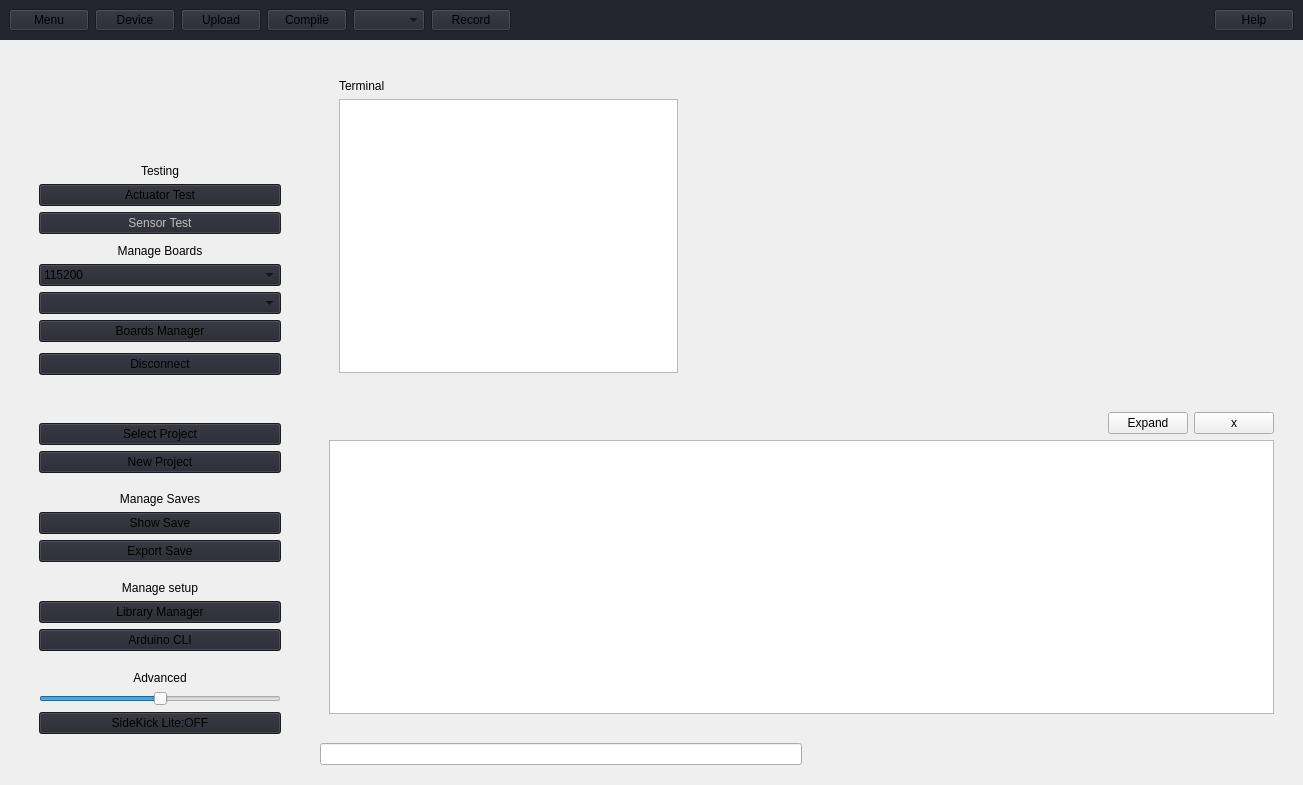
Old version of the form Ui/GraphingUi.ui in the repository Sidekick-Robotics/Sight.
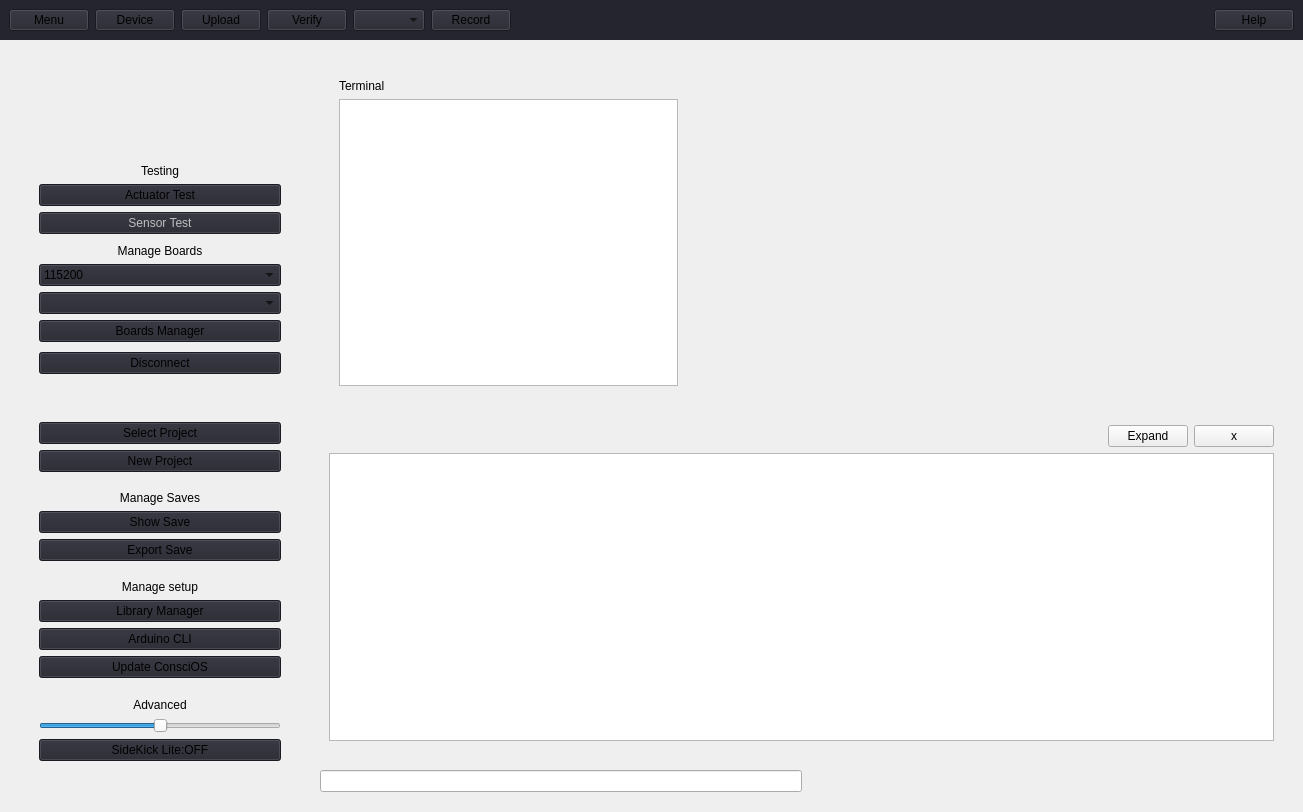
New version of the form.

Commit message:
Added update conscios button
todo: connect it

```diff
--- a/Ui/GraphingUi.ui
+++ b/Ui/GraphingUi.ui
@@ -7,7 +7,7 @@
     <x>0</x>
     <y>0</y>
     <width>1303</width>
-    <height>785</height>
+    <height>812</height>
    </rect>
   </property>
   <property name="acceptDrops">
@@ -156,10 +156,13 @@
               </property>
               <property name="html">
                <string>&lt;!DOCTYPE HTML PUBLIC &quot;-//W3C//DTD HTML 4.0//EN&quot; &quot;http://www.w3.org/TR/REC-html40/strict.dtd&quot;&gt;
-&lt;html&gt;&lt;head&gt;&lt;meta name=&quot;qrichtext&quot; content=&quot;1&quot; /&gt;&lt;style type=&quot;text/css&quot;&gt;
+&lt;html&gt;&lt;head&gt;&lt;meta name=&quot;qrichtext&quot; content=&quot;1&quot; /&gt;&lt;meta charset=&quot;utf-8&quot; /&gt;&lt;style type=&quot;text/css&quot;&gt;
 p, li { white-space: pre-wrap; }
-&lt;/style&gt;&lt;/head&gt;&lt;body style=&quot; font-family:'MS Shell Dlg 2'; font-size:8.25pt; font-weight:400; font-style:normal;&quot;&gt;
-&lt;p style=&quot;-qt-paragraph-type:empty; margin-top:0px; margin-bottom:0px; margin-left:0px; margin-right:0px; -qt-block-indent:0; text-indent:0px; font-family:'Roboto '; font-size:14px;&quot;&gt;&lt;br /&gt;&lt;/p&gt;&lt;/body&gt;&lt;/html&gt;</string>
+hr { height: 1px; border-width: 0; }
+li.unchecked::marker { content: &quot;\2610&quot;; }
+li.checked::marker { content: &quot;\2612&quot;; }
+&lt;/style&gt;&lt;/head&gt;&lt;body style=&quot; font-family:'Segoe UI'; font-size:9pt; font-weight:400; font-style:normal;&quot;&gt;
+&lt;p style=&quot;-qt-paragraph-type:empty; margin-top:0px; margin-bottom:0px; margin-left:0px; margin-right:0px; -qt-block-indent:0; text-indent:0px; font-family:'Roboto '; font-size:8.25pt;&quot;&gt;&lt;br /&gt;&lt;/p&gt;&lt;/body&gt;&lt;/html&gt;</string>
               </property>
              </widget>
             </item>
@@ -405,7 +408,7 @@
             </size>
            </property>
            <property name="text">
-            <string>Compile</string>
+            <string>Verify</string>
            </property>
           </widget>
          </item>
@@ -604,10 +607,13 @@
               </property>
               <property name="html">
                <string>&lt;!DOCTYPE HTML PUBLIC &quot;-//W3C//DTD HTML 4.0//EN&quot; &quot;http://www.w3.org/TR/REC-html40/strict.dtd&quot;&gt;
-&lt;html&gt;&lt;head&gt;&lt;meta name=&quot;qrichtext&quot; content=&quot;1&quot; /&gt;&lt;style type=&quot;text/css&quot;&gt;
+&lt;html&gt;&lt;head&gt;&lt;meta name=&quot;qrichtext&quot; content=&quot;1&quot; /&gt;&lt;meta charset=&quot;utf-8&quot; /&gt;&lt;style type=&quot;text/css&quot;&gt;
 p, li { white-space: pre-wrap; }
-&lt;/style&gt;&lt;/head&gt;&lt;body style=&quot; font-family:'MS Shell Dlg 2'; font-size:8.25pt; font-weight:400; font-style:normal;&quot;&gt;
-&lt;p style=&quot;-qt-paragraph-type:empty; margin-top:0px; margin-bottom:0px; margin-left:0px; margin-right:0px; -qt-block-indent:0; text-indent:0px; font-family:'Roboto '; font-size:14px;&quot;&gt;&lt;br /&gt;&lt;/p&gt;&lt;/body&gt;&lt;/html&gt;</string>
+hr { height: 1px; border-width: 0; }
+li.unchecked::marker { content: &quot;\2610&quot;; }
+li.checked::marker { content: &quot;\2612&quot;; }
+&lt;/style&gt;&lt;/head&gt;&lt;body style=&quot; font-family:'Segoe UI'; font-size:9pt; font-weight:400; font-style:normal;&quot;&gt;
+&lt;p style=&quot;-qt-paragraph-type:empty; margin-top:0px; margin-bottom:0px; margin-left:0px; margin-right:0px; -qt-block-indent:0; text-indent:0px; font-family:'Roboto '; font-size:8.25pt;&quot;&gt;&lt;br /&gt;&lt;/p&gt;&lt;/body&gt;&lt;/html&gt;</string>
               </property>
              </widget>
             </item>
@@ -963,7 +969,7 @@
          </item>
          <item>
           <widget class="QFrame" name="settings">
-           <layout class="QVBoxLayout" name="verticalLayout_2" stretch="0,0,0,0,0,0,0,0,0,0,0,0,0,0,0,0">
+           <layout class="QVBoxLayout" name="verticalLayout_2" stretch="0,0,0,0,0,0,0,0,0,0,0,0,0,0,0,0,0">
             <item>
              <widget class="QLabel" name="selected_project">
               <property name="sizePolicy">
@@ -1089,6 +1095,13 @@
               </property>
              </widget>
             </item>
+            <item>
+             <widget class="QPushButton" name="pushButton">
+              <property name="text">
+               <string>Update ConsciOS</string>
+              </property>
+             </widget>
+            </item>
             <item>
              <spacer name="verticalSpacer_11">
               <property name="orientation">
```
Left out of the diff: 2 changed lines with no effect on the pictures. The commit also changes 1 other file.
